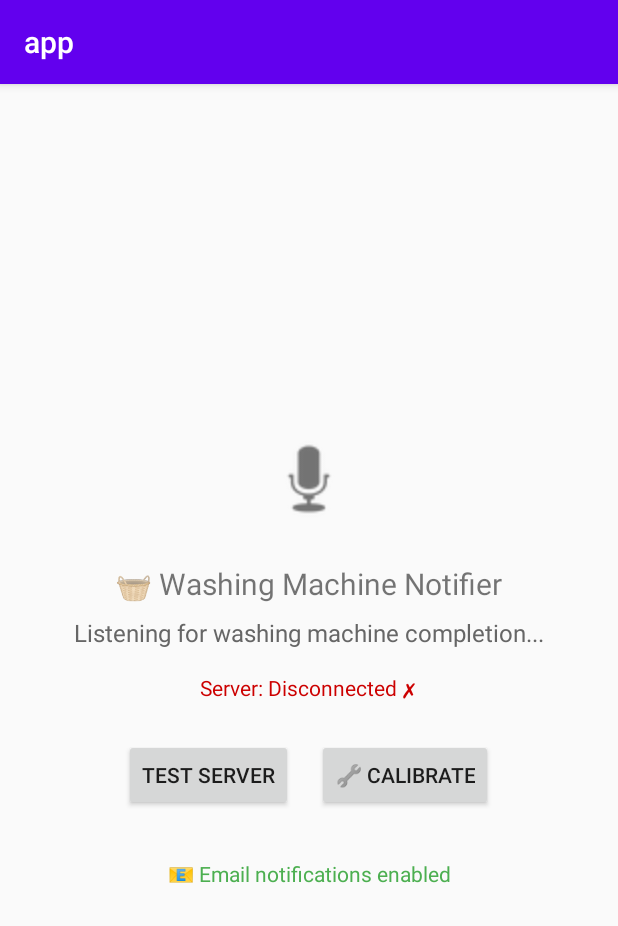
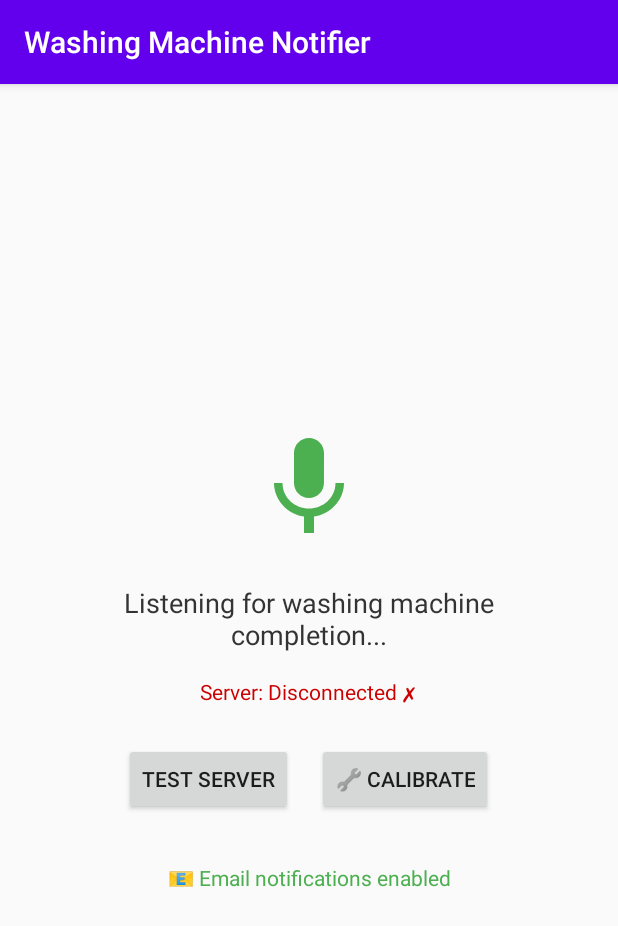
Before and after one commit to zivgura/washingMachineNotifier, an Android app built with Jetpack Compose: the screen it shows after launch (MainActivity), on a phone screen of 412 x 824 dp. Shown: the top 926 px of the screen. Run offline under Robolectric (Android 15) with nearby library versions, the phone set to English and light mode, and no system bars.

Commit message:
Add UI improvements: animated microphone and updated app name
- Add animated microphone icon with pulsing scale effect
- Update app name to 'Washing Machine Notifier' in strings.xml
- Remove app title from main screen (now shows in top bar)
- Create custom microphone vector drawable
- Add smooth pulsing animation to indicate listening state
- Improve layout spacing and typography
- Clean up unused imports

```diff
--- a/android-app/app/src/main/java/com/ziv/washingmachine/MainActivity.kt
+++ b/android-app/app/src/main/java/com/ziv/washingmachine/MainActivity.kt
@@ -1,12 +1,17 @@
 package com.ziv.washingmachine
 
 import android.Manifest
+import android.animation.ObjectAnimator
+import android.animation.AnimatorSet
+import android.animation.ValueAnimator
 import android.app.NotificationChannel
 import android.app.NotificationManager
 import android.content.Intent
 import android.content.pm.PackageManager
 import android.os.Build
 import android.os.Bundle
+import android.view.animation.AccelerateDecelerateInterpolator
+import android.widget.ImageView
 import androidx.activity.result.contract.ActivityResultContracts
 import androidx.appcompat.app.AppCompatActivity
 import androidx.core.content.ContextCompat
@@ -21,6 +26,9 @@ import java.io.BufferedReader
 import java.io.InputStreamReader
 
 class MainActivity : AppCompatActivity() {
+
+    private lateinit var micIcon: ImageView
+    private var micAnimator: ObjectAnimator? = null
 
     private val permissions = mutableListOf(
         Manifest.permission.RECORD_AUDIO
@@ -46,9 +54,13 @@ class MainActivity : AppCompatActivity() {
         super.onCreate(savedInstanceState)
         setContentView(R.layout.activity_main)
 
+        micIcon = findViewById(R.id.micIcon)
         val serverStatusText = findViewById<TextView>(R.id.serverStatusText)
         val testServerButton = findViewById<Button>(R.id.testServerButton)
         val calibrationButton = findViewById<Button>(R.id.calibrationButton)
+
+        // Start microphone animation
+        startMicrophoneAnimation()
 
         // Test server connection button
         testServerButton.setOnClickListener {
@@ -81,6 +93,40 @@ class MainActivity : AppCompatActivity() {
 
         // Test server connection on startup
         testServerConnection()
+    }
+
+    private fun startMicrophoneAnimation() {
+        // Create a simple scale animation that pulses
+        micAnimator = ObjectAnimator.ofFloat(micIcon, "scaleX", 1.0f, 1.15f, 1.0f).apply {
+            duration = 1500L
+            repeatCount = ValueAnimator.INFINITE
+            interpolator = AccelerateDecelerateInterpolator()
+        }
+
+        // Also animate scaleY
+        val scaleYAnimator = ObjectAnimator.ofFloat(micIcon, "scaleY", 1.0f, 1.15f, 1.0f).apply {
+            duration = 1500L
+            repeatCount = ValueAnimator.INFINITE
+            interpolator = AccelerateDecelerateInterpolator()
+        }
+
+        // Start both animations
+        micAnimator?.start()
+        scaleYAnimator.start()
+    }
+
+    private fun stopMicrophoneAnimation() {
+        micAnimator?.cancel()
+        micAnimator = null
+        // Reset to original state
+        micIcon.scaleX = 1.0f
+        micIcon.scaleY = 1.0f
+        micIcon.alpha = 1.0f
+    }
+
+    override fun onDestroy() {
+        super.onDestroy()
+        stopMicrophoneAnimation()
     }
 
     private fun testServerConnection() {
--- /dev/null
+++ b/android-app/app/src/main/res/drawable/microphone_icon.xml
@@ -0,0 +1,10 @@
+<?xml version="1.0" encoding="utf-8"?>
+<vector xmlns:android="http://schemas.android.com/apk/res/android"
+    android:width="64dp"
+    android:height="64dp"
+    android:viewportWidth="24"
+    android:viewportHeight="24">
+    <path
+        android:fillColor="#FF4CAF50"
+        android:pathData="M12,14c1.66,0 2.99,-1.34 2.99,-3L15,5c0,-1.66 -1.34,-3 -3,-3S9,3.34 9,5v6c0,1.66 1.34,3 3,3zM17.3,11c0,3 -2.54,5.1 -5.3,5.1S6.7,14 6.7,11H5c0,3.41 2.72,6.23 6,6.72V21h2v-3.28c3.28,-0.48 6,-3.3 6,-6.72h-1.7z"/>
+</vector>
--- a/android-app/app/src/main/res/layout/activity_main.xml
+++ b/android-app/app/src/main/res/layout/activity_main.xml
@@ -8,27 +8,18 @@
 
     <ImageView
         android:id="@+id/micIcon"
-        android:layout_width="64dp"
-        android:layout_height="64dp"
-        android:src="@android:drawable/ic_btn_speak_now"
+        android:layout_width="80dp"
+        android:layout_height="80dp"
+        android:src="@drawable/microphone_icon"
         android:contentDescription="Microphone Icon" />
-
-    <TextView
-        android:id="@+id/statusText"
-        android:layout_width="wrap_content"
-        android:layout_height="wrap_content"
-        android:text="🧺 Washing Machine Notifier"
-        android:textSize="20sp"
-        android:layout_marginTop="24dp"
-        android:textAlignment="center" />
 
     <TextView
         android:layout_width="wrap_content"
         android:layout_height="wrap_content"
         android:text="Listening for washing machine completion..."
-        android:textSize="16sp"
-        android:layout_marginTop="8dp"
-        android:textColor="#666666"
+        android:textSize="18sp"
+        android:layout_marginTop="24dp"
+        android:textColor="#333333"
         android:textAlignment="center" />
 
     <TextView
--- a/android-app/app/src/main/res/values/strings.xml
+++ b/android-app/app/src/main/res/values/strings.xml
@@ -1,4 +1,4 @@
 <resources>
-    <string name="app_name">app</string>
+    <string name="app_name">Washing Machine Notifier</string>
     <string name="hello_android">Hello Android!</string>
 </resources>
```
